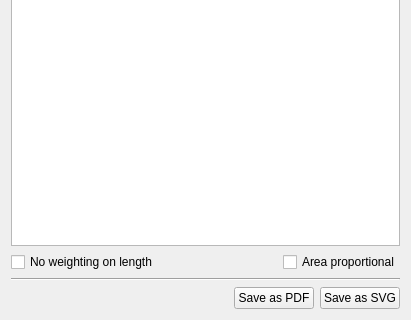
Before: the Qt Designer form linedirectionhistogram_dialog_base.ui in havatv/qgislinedirectionhistogramplugin, drawn with Qt 5; both pictures show x 0 to 411 and y 504 to 824 of the 411 by 824 pixel window.
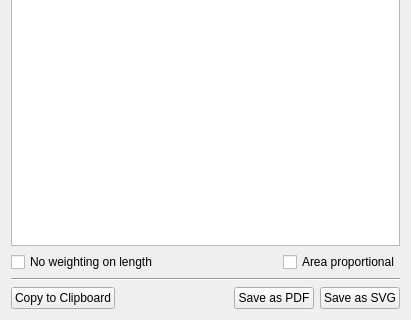
After: the same form once the commit is applied.

Commit message: Added 'copy to clipboard' button (#8), and updated version number

```diff
--- a/linedirectionhistogram_dialog_base.ui
+++ b/linedirectionhistogram_dialog_base.ui
@@ -407,6 +407,13 @@
    </item>
    <item>
     <layout class="QHBoxLayout" name="horizontalLayout_9">
+     <item>
+      <widget class="QPushButton" name="copyToClipboardButton">
+       <property name="text">
+        <string>Copy to Clipboard</string>
+       </property>
+      </widget>
+     </item>
      <item>
       <spacer name="horizontalSpacer_8">
        <property name="orientation">
```
The commit also changes 4 other files.
